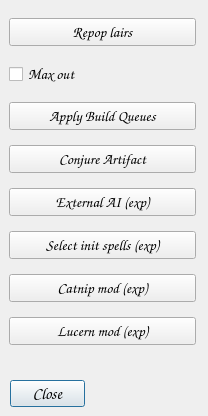
jbalcomb/MoM-RTGT, file QMoMDialogs/DialogTools.ui: the form before one commit.
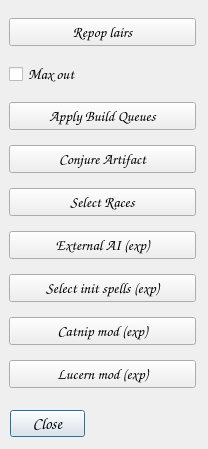
The form after the commit. Icons and pictures are not drawn.

Commit message: Fix bug in GoldUpkeep + New DialogSelectRaces + Improve DialogBuildingQueues

Patch:
```diff
--- a/QMoMDialogs/DialogTools.ui
+++ b/QMoMDialogs/DialogTools.ui
@@ -7,7 +7,7 @@
     <x>0</x>
     <y>0</y>
     <width>208</width>
-    <height>416</height>
+    <height>449</height>
    </rect>
   </property>
   <property name="font">
@@ -24,7 +24,7 @@
    <property name="geometry">
     <rect>
      <x>10</x>
-     <y>380</y>
+     <y>410</y>
      <width>75</width>
      <height>27</height>
     </rect>
@@ -42,7 +42,7 @@
      <x>9</x>
      <y>9</y>
      <width>187</width>
-     <height>346</height>
+     <height>392</height>
     </rect>
    </property>
    <layout class="QVBoxLayout" name="verticalLayout">
@@ -176,6 +176,41 @@
       </property>
      </widget>
     </item>
+    <item>
+     <widget class="QPushButton" name="pushButton_SelectRaces">
+      <property name="sizePolicy">
+       <sizepolicy hsizetype="Fixed" vsizetype="Fixed">
+        <horstretch>0</horstretch>
+        <verstretch>0</verstretch>
+       </sizepolicy>
+      </property>
+      <property name="maximumSize">
+       <size>
+        <width>200</width>
+        <height>16777215</height>
+       </size>
+      </property>
+      <property name="font">
+       <font>
+        <pointsize>11</pointsize>
+        <italic>true</italic>
+       </font>
+      </property>
+      <property name="text">
+       <string>Select Races</string>
+      </property>
+      <property name="icon">
+       <iconset resource="../Resources/InteractiveGameTweaker.qrc">
+        <normaloff>:/heroes/bahgtru.gif</normaloff>:/heroes/bahgtru.gif</iconset>
+      </property>
+      <property name="iconSize">
+       <size>
+        <width>32</width>
+        <height>32</height>
+       </size>
+      </property>
+     </widget>
+    </item>
     <item>
      <widget class="QPushButton" name="pushButton_ExternalAI">
       <property name="sizePolicy">
```
The commit also changes 26 other files.
